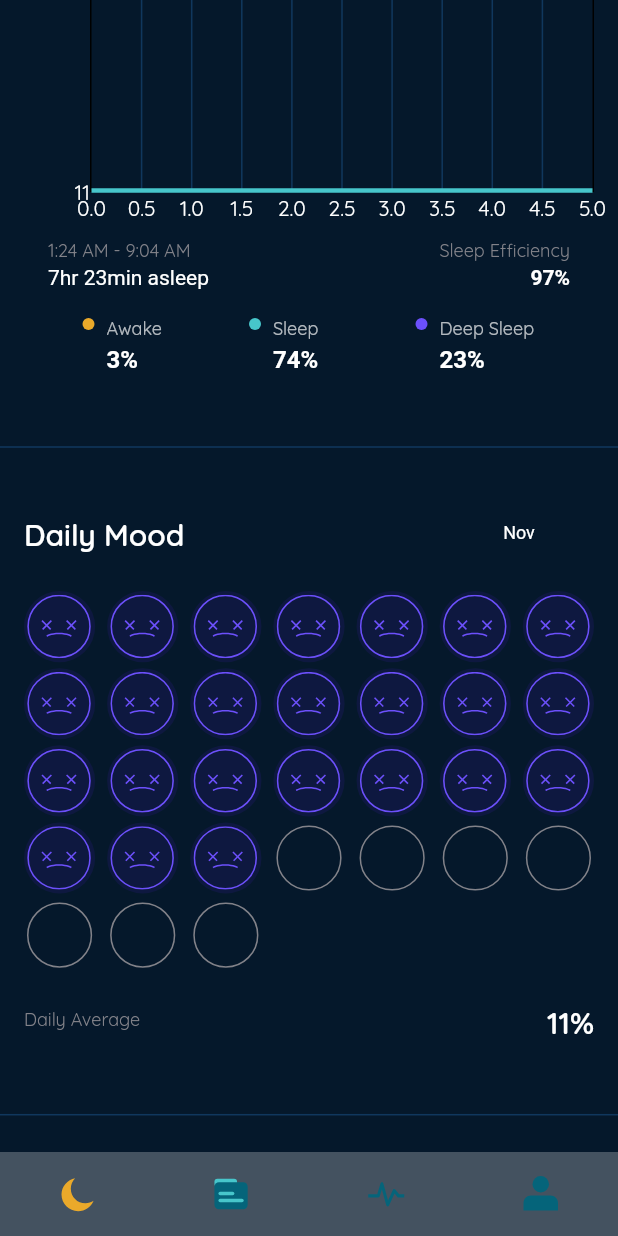
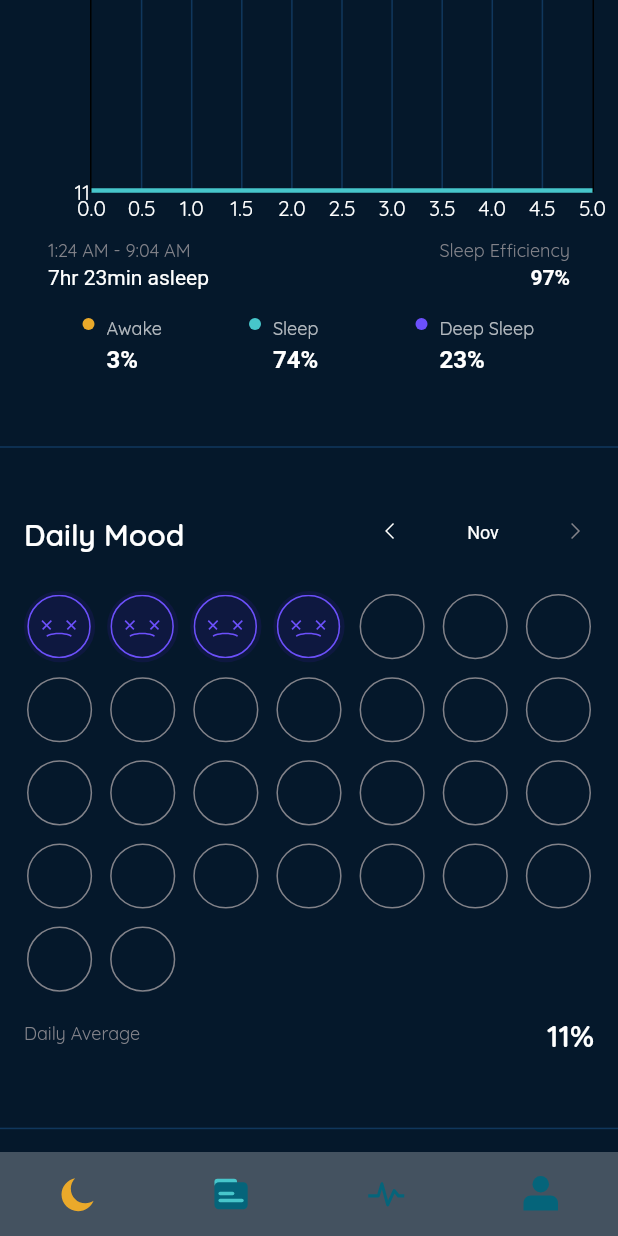
Before and after one commit to Humen-debug/Sleep-tracker, a Flutter app: the screen it shows after launch, scrolled down 1152 dp, on a phone screen of 412 x 824 dp. Run offline on Flutter 3.47's test engine with Material 2 defaults, Android fonts, the light colour scheme and no system bars; our stand-ins replace auto_route, fl_chart, flutter_svg, google_fonts.

Commit message:
build daily mood

```diff
--- a/lib/components/moods/daily_mood.dart
+++ b/lib/components/moods/daily_mood.dart
@@ -7,6 +7,11 @@ import 'package:sleep_tracker/components/moods/utils.dart';
 import 'package:sleep_tracker/components/period_picker/period_picker.dart';
 import 'package:sleep_tracker/utils/style.dart';
 
+const double _moodBoardCrossAxisSpacing = Style.spacingXs;
+const double _moodBoardMainAxisSpacing = Style.spacingXs;
+const int _moodBoardColumnCount = DateTime.daysPerWeek;
+const Duration _monthScrollDuration = Duration(milliseconds: 200);
+
 class DailyMood extends StatefulWidget {
   const DailyMood({super.key});
 
@@ -15,30 +20,92 @@ class DailyMood extends StatefulWidget {
 }
 
 class _DailyMoodState extends State<DailyMood> {
+  final DateTime _now = DateTime.now();
   // dev use
-  List<double?> data = List.generate(31, (index) => index + 1 <= 24 ? Random().nextDouble() : null);
+  late final DateTime firstDate = DateUtils.dateOnly(_now.subtract(const Duration(days: 365)).copyWith(day: 1));
+  late int monthToGenerate = DateUtils.monthDelta(firstDate, _now) + 1;
+  late final List<List<double?>> data = List.generate(monthToGenerate, (index) {
+    int currentMonth = _now.month;
+    int month = (currentMonth - index > 0) ? currentMonth - index : index % monthToGenerate;
+    int year = currentMonth - index <= 0 ? _now.year - 1 : _now.year;
+    return List.generate(
+      DateUtils.getDaysInMonth(year, month),
+      (day) => (index > 0) || day + 1 <= _now.day ? Random().nextDouble() : null,
+    );
+  }).reversed.toList();
 
-  final DateTime _now = DateTime.now();
-  DateTime? _date = DateTime.now();
-  int? _activeIndex;
+  DateTime _currentMonth = DateUtils.dateOnly(DateTime.now()).copyWith(day: 1);
 
-  String? get label {
-    if (_activeIndex != null) {
-      String date = DateFormat.MMMd().format(DateTime.now().copyWith(day: _activeIndex! + 1));
-      int value = ((data[_activeIndex!] ?? 0) * 100).round();
-      return '$date, $value%';
-    }
-    return null;
+  late final PageController _pageController =
+      PageController(initialPage: DateUtils.monthDelta(firstDate, _currentMonth));
+
+  int get average {
+    int index = DateUtils.monthDelta(firstDate, _currentMonth);
+
+    return (data[index].whereNotNull().average * 100).round();
   }
 
-  int get average {
-    return (data.whereNotNull().average * 100).round();
+  bool get _isDisplayingFirstMonth => !_currentMonth.isAfter(DateTime(firstDate.year, firstDate.month));
+  bool get _isDisplayingLastMonth => !_currentMonth.isBefore(DateTime(_now.year, _now.month));
+
+  void _handlePreviousMonth() {
+    if (!_isDisplayingFirstMonth) {
+      _pageController.previousPage(duration: _monthScrollDuration, curve: Curves.ease);
+      setState(() {
+        _currentMonth = DateTime(_currentMonth.year, _currentMonth.month - 1);
+      });
+    }
+  }
+
+  void _handleNextMonth() {
+    if (!_isDisplayingLastMonth) {
+      _pageController.nextPage(duration: _monthScrollDuration, curve: Curves.ease);
+      setState(() {
+        _currentMonth = DateTime(_currentMonth.year, _currentMonth.month + 1);
+      });
+    }
+  }
+
+  void _handleMonthPageChanged(int monthPage) {
+    final DateTime monthDate = DateUtils.addMonthsToMonthDate(firstDate, monthPage);
+    if (!DateUtils.isSameMonth(_currentMonth, monthDate)) {
+      setState(() {
+        _currentMonth = DateTime(monthDate.year, monthDate.month);
+      });
+    }
+  }
+
+  void _handleMonthChanged(DateTime? monthDate) {
+    if (monthDate == null) return;
+    if (!DateUtils.isSameMonth(_currentMonth, monthDate)) {
+      int index = DateUtils.monthDelta(firstDate, monthDate);
+      _pageController.jumpToPage(index);
+      setState(() {
+        _currentMonth = DateTime(monthDate.year, monthDate.month);
+      });
+    }
+  }
+
+  Widget _buildItems(BuildContext context, int index) {
+    final DateTime month = DateUtils.addMonthsToMonthDate(firstDate, index);
+    return _MoodBoard(
+      key: ValueKey<DateTime>(month),
+      data: data[index],
+      displayedMonth: month,
+    );
+  }
+
+  Size _boardSize(BuildContext context) {
+    final double width = MediaQuery.of(context).size.shortestSide;
+    final double gridCellSize = width / _moodBoardColumnCount;
+    final double height =
+        (DateUtils.getDaysInMonth(_currentMonth.year, _currentMonth.month).toDouble() / _moodBoardColumnCount).ceil() *
+            gridCellSize;
+    return Size(width, height);
   }
 
   @override
   Widget build(BuildContext context) {
-    double gridWidth = MediaQuery.of(context).size.shortestSide;
-    double gridCellSize = (gridWidth) / 7;
     return Padding(
       padding: const EdgeInsets.symmetric(horizontal: Style.spacingMd),
       child: Column(
@@ -51,88 +118,43 @@ class _DailyMoodState extends State<DailyMood> {
                 'Daily Mood',
                 style: Theme.of(context).textTheme.headlineSmall,
               ),
-              PeriodPicker(
-                maxWidth: 100,
-                mode: PeriodPickerMode.months,
-                selectedDate: _date,
-                firstDate: DateTime.now().subtract(const Duration(days: 365 * 2)),
-                lastDate: _now,
-                onDateChanged: (v) {
-                  setState(() => _date = v);
-                },
+              Row(
+                mainAxisSize: MainAxisSize.min,
+                children: [
+                  GestureDetector(
+                    onTap: _handlePreviousMonth,
+                    child: SvgPicture.asset('assets/icons/chevron-left.svg',
+                        color: _isDisplayingFirstMonth ? Style.grey3 : Style.grey1),
+                  ),
+                  PeriodPicker(
+                    maxWidth: 100,
+                    mode: PeriodPickerMode.months,
+                    selectedDate: _currentMonth,
+                    firstDate: firstDate,
+                    lastDate: _now,
+                    onDateChanged: _handleMonthChanged,
+                  ),
+                  GestureDetector(
+                    onTap: _handleNextMonth,
+                    child: SvgPicture.asset('assets/icons/chevron-right.svg',
+                        color: _isDisplayingLastMonth ? Style.grey3 : Style.grey1),
+                  ),
+                ],
               )
             ],
           ),
           // Board
-          Container(
-            constraints: BoxConstraints(maxWidth: gridWidth),
-            child: GestureDetector(
-              onLongPressMoveUpdate: (details) {
-                int row = (details.localPosition.dy / gridCellSize).floor();
-                int col = (details.localPosition.dx / gridCellSize).floor();
-                int index = col + row * 7;
-                if (index != _activeIndex && index + 1 <= 24) setState(() => _activeIndex = index);
-              },
-              child: Stack(
-                children: [
-                  GridView.count(
-                    crossAxisCount: 7,
-                    shrinkWrap: true,
-                    crossAxisSpacing: Style.spacingXs,
-                    mainAxisSpacing: Style.radiusXs,
-                    padding: const EdgeInsets.symmetric(vertical: Style.spacingMd),
-                    physics: const NeverScrollableScrollPhysics(),
-                    children: data
-                        .mapIndexed((index, v) => v != null
-                            ? GestureDetector(
-                                onTap: () {
-                                  if (_activeIndex != index) setState(() => _activeIndex = index);
-                                },
-                                child: Container(
-                                  decoration: BoxDecoration(
-                                      shape: BoxShape.circle,
-                                      color: _activeIndex == index
-                                          ? Style.grey1
-                                          : Style.highlightDarkPurple.withOpacity(0.15)),
-                                  child: Container(
-                                    margin: const EdgeInsets.all(2),
-                                    child: SvgPicture.asset(
-                                      'assets/moods/${valueToMood(v).name}${_activeIndex == index ? '' : '-outline'}.svg',
-                                      // if awful mood, the color is too deep for showing
-                                      color: valueToMood(v) == Mood.awful && _activeIndex != index
-                                          ? Style.highlightPurple
-                                          : null,
-                                    ),
-                                  ),
-                                ))
-                            : Container(
-                                margin: const EdgeInsets.all(2),
-                                decoration:
-                                    BoxDecoration(shape: BoxShape.circle, border: Border.all(color: Style.grey3)),
-                              ))
-                        .toList(),
-                  ),
-                  // value indicator
-                  if (_activeIndex != null)
-                    AnimatedPositioned(
-                        top: (_activeIndex! ~/ 7) * gridCellSize + gridCellSize,
-                        // if left exceed screen width, move it to right
-                        left: (_activeIndex!.remainder(7) * gridCellSize) +
-                            (_activeIndex!.remainder(7) * gridCellSize > gridWidth - gridCellSize * 3
-                                ? (-2 * gridCellSize)
-                                : gridCellSize),
-                        duration: const Duration(milliseconds: 300),
-                        child: Container(
-                          padding: const EdgeInsets.symmetric(horizontal: Style.spacingSm, vertical: Style.radiusXs),
-                          decoration: BoxDecoration(
-                            color: Theme.of(context).colorScheme.tertiary,
-                            borderRadius: BorderRadius.circular(Style.radiusXs),
-                            boxShadow: const [BoxShadow(offset: Offset(0, 4), color: Colors.black38, blurRadius: 8)],
-                          ),
-                          child: Text(label!),
-                        ))
-                ],
-              ),
+
+          AnimatedContainer(
+            duration: const Duration(milliseconds: 200),
+            width: _boardSize(context).width,
+            height: _boardSize(context).height,
+            curve: Curves.easeIn,
+            child: PageView.builder(
+              controller: _pageController,
+              itemCount: monthToGenerate,
+              itemBuilder: _buildItems,
+              onPageChanged: _handleMonthPageChanged,
             ),
           ),
           // daily average
@@ -151,3 +173,112 @@ class _DailyMoodState extends State<DailyMood> {
     );
   }
 }
+
+class _MoodBoard extends StatefulWidget {
+  const _MoodBoard({Key? key, required this.data, required this.displayedMonth}) : super(key: key);
+  final List<double?> data;
+  final DateTime displayedMonth;
+
+  @override
+  State<_MoodBoard> createState() => __MoodBoardState();
+}
+
+class __MoodBoardState extends State<_MoodBoard> {
+  int? _activeIndex;
+
+  String? get label {
+    if (_activeIndex != null) {
+      String date = DateFormat.MMMd().format(widget.displayedMonth.copyWith(day: _activeIndex! + 1));
+      int value = ((widget.data[_activeIndex!] ?? 0) * 100).round();
+      return '$date, $value%';
+    }
+    return null;
+  }
+
+  @override
+  Widget build(BuildContext context) {
+    double gridWidth = MediaQuery.of(context).size.shortestSide;
+    double gridCellSize = (gridWidth) / _moodBoardColumnCount;
+
+    Widget valueIndicator() {
+      final int column = _activeIndex!.remainder(_moodBoardColumnCount);
+      final int row = _activeIndex! ~/ _moodBoardColumnCount;
+      // if selected cell is in the left most two columns, move the indicator to the left.
+      final double left =
+          (column * gridCellSize) + (column >= _moodBoardColumnCount - 2 ? (-2 * gridCellSize) : gridCellSize / 2);
+      // if selected cell is in the top row, move the indicator to the bottom
+      final double top = row * gridCellSize + (row > 0 ? -gridCellSize / 4 : gridCellSize);
+
+      return AnimatedPositioned(
+          top: top,
+          left: left,
+          duration: const Duration(milliseconds: 200),
+          child: Container(
+            padding: const EdgeInsets.symmetric(horizontal: Style.spacingSm, vertical: Style.radiusXs),
+            decoration: BoxDecoration(
+              color: Theme.of(context).colorScheme.tertiary,
+              borderRadius: BorderRadius.circular(Style.radiusXs),
+              boxShadow: const [BoxShadow(offset: Offset(0, 4), color: Colors.black38, blurRadius: 8)],
+            ),
+            child: Text(label!),
+          ));
+    }
+
+    return Container(
+      constraints: BoxConstraints(maxWidth: gridWidth),
+      child: GestureDetector(
+        onLongPressMoveUpdate: (details) {
+          int row = (details.localPosition.dy / gridCellSize).floor();
+          int col = (details.localPosition.dx / gridCellSize).floor();
+          int index = col + row * 7;
+          int lastDay = DateUtils.isSameMonth(DateTime.now(), widget.displayedMonth)
+              ? DateTime.now().day
+              : DateUtils.getDaysInMonth(widget.displayedMonth.year, widget.displayedMonth.month);
+
+          if (index != _activeIndex && index + 1 <= lastDay) setState(() => _activeIndex = index);
+        },
+        child: Stack(
+          children: [
+            GridView.count(
+              crossAxisCount: _moodBoardColumnCount,
+              shrinkWrap: true,
+              crossAxisSpacing: _moodBoardCrossAxisSpacing,
+              mainAxisSpacing: _moodBoardMainAxisSpacing,
+              padding: const EdgeInsets.symmetric(vertical: Style.spacingMd),
+              physics: const NeverScrollableScrollPhysics(),
+              children: widget.data
+                  .mapIndexed((index, v) => v != null
+                      ? GestureDetector(
+                          onTap: () {
+                            if (_activeIndex != index) setState(() => _activeIndex = index);
+                          },
+                          child: Container(
+                            decoration: BoxDecoration(
+                                shape: BoxShape.circle,
+                                color:
+                                    _activeIndex == index ? Style.grey1 : Style.highlightDarkPurple.withOpacity(0.15)),
+                            child: Container(
+                              margin: const EdgeInsets.all(2),
+                              child: SvgPicture.asset(
+                                'assets/moods/${valueToMood(v).name}${_activeIndex == index ? '' : '-outline'}.svg',
+                                // if awful mood, the color is too deep for showing
+                                color: valueToMood(v) == Mood.awful && _activeIndex != index
+                                    ? Style.highlightPurple
+                                    : null,
+                              ),
+                            ),
+                          ))
+                      : Container(
+                          margin: const EdgeInsets.all(2),
+                          decoration: BoxDecoration(shape: BoxShape.circle, border: Border.all(color: Style.grey3)),
+                        ))
+                  .toList(),
+            ),
+            // value indicator
+            if (_activeIndex != null) valueIndicator(),
+          ],
+        ),
+      ),
+    );
+  }
+}
--- a/lib/components/period_picker/period_picker.dart
+++ b/lib/components/period_picker/period_picker.dart
@@ -21,23 +21,23 @@ class PeriodPicker extends StatelessWidget {
         firstDate = DateUtils.dateOnly(firstDate) {
     assert(!this.lastDate.isBefore(this.firstDate),
         'lastDate ${this.lastDate} must be on or after firstDate ${this.firstDate}.');
-    assert(this.selectedDate == null ? true : !this.selectedDate!.isBefore(firstDate),
+    assert(this.selectedDate == null ? true : !this.selectedDate!.isBefore(this.firstDate),
         'selectedDate ${this.selectedDate} must be on or after firstDate ${this.firstDate}.');
     assert(this.selectedDate == null ? true : !this.selectedDate!.isAfter(this.lastDate),
         'selectedDate ${this.selectedDate} must be on or before lastDate ${this.lastDate}.');
     assert(this.selectedRange == null || !this.selectedRange!.start.isBefore(this.firstDate),
-        "selectedRange's start date must be on or after firstDate $firstDate.");
+        "selectedRange's start date must be on or after firstDate ${this.firstDate}.");
     assert(
-      this.selectedRange == null || !this.selectedRange!.end.isBefore(firstDate),
-      "selectedRange's end date must be on or after firstDate $firstDate.",
+      this.selectedRange == null || !(this.selectedRange!).end.isBefore(this.firstDate),
+      "selectedRange's end date must be on or after firstDate ${this.firstDate}.",
     );
     assert(
-      this.selectedRange == null || !this.selectedRange!.start.isAfter(lastDate),
-      "selectedRange's start date must be on or before lastDate $lastDate.",
+      this.selectedRange == null || !(this.selectedRange!).start.isAfter(this.lastDate),
+      "selectedRange's start date must be on or before lastDate {$this.lastDate}.",
     );
     assert(
-      this.selectedRange == null || !this.selectedRange!.end.isAfter(lastDate),
-      "selectedRange's end date must be on or before lastDate $lastDate.",
+      this.selectedRange == null || !this.selectedRange!.end.isAfter(this.lastDate),
+      "selectedRange's end date must be on or before lastDate ${this.lastDate}.",
     );
     assert(!(mode == PeriodPickerMode.weeks && !rangeSelected),
         'weeks mode must contains at least ${DateTime.daysPerWeek} in selection.');
@@ -66,11 +66,13 @@ class PeriodPicker extends StatelessWidget {
         default:
       }
     } else {
+      final DateTime date = selectedDate ?? DateTime.now();
       switch (mode) {
         case PeriodPickerMode.days:
-          return DateFormat.MMMd().format(selectedDate ?? DateTime.now());
+          return DateFormat.MMMd().format(date);
         case PeriodPickerMode.months:
-          return DateFormat.MMM().format(selectedDate ?? DateTime.now());
+          bool isSameYear = date.year == DateTime.now().year;
+          return isSameYear ? DateFormat.MMM().format(date) : DateFormat.yMMM().format(date);
         default:
       }
     }
--- a/lib/pages/home/index.dart
+++ b/lib/pages/home/index.dart
@@ -7,7 +7,7 @@ import 'package:flutter_svg/svg.dart';
 import 'package:intl/intl.dart';
 import 'package:sleep_tracker/components/line_chart.dart';
 import 'package:sleep_tracker/components/moods/daily_mood.dart';
-import 'package:sleep_tracker/components/moods/mood_board.dart';
+import 'package:sleep_tracker/components/moods/mood_picker.dart';
 import 'package:sleep_tracker/components/sleep_phase_block.dart';
 import 'package:sleep_tracker/components/sleep_timer.dart';
 import 'package:sleep_tracker/utils/style.dart';
@@ -116,7 +116,7 @@ class _HomePageState extends State<HomePage> {
             ),
             divider(),
             // Mood
-            const MoodBoard(),
+            const MoodPicker(),
             divider(),
             const _SleepCycleChart(),
             divider(),
```
Also changed, not shown: lib/components/moods/mood_picker.dart (renamed from lib/components/moods/mood_board.dart, +4 -4 lines).
